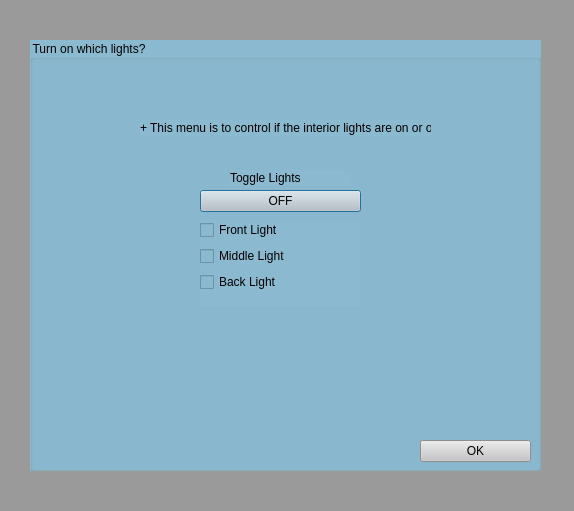
MarkE16/MyRaspberryPiCode, file interiorlights.ui: the form before one commit.
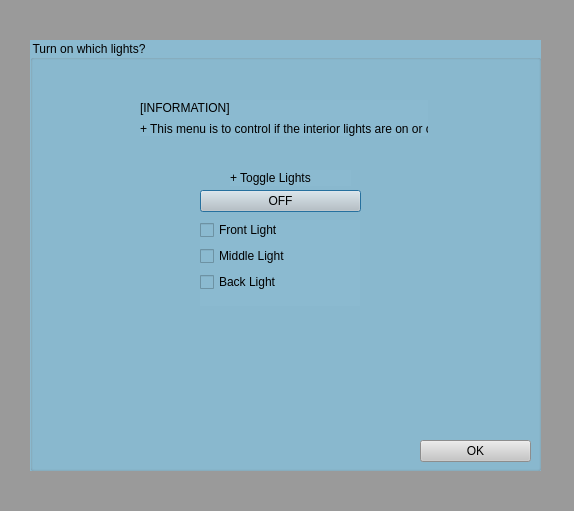
The form after the commit.

Diff of the .ui file:
```diff
--- a/interiorlights.ui
+++ b/interiorlights.ui
@@ -62,7 +62,7 @@
      <string notr="true">color: rgb(0, 0, 0);</string>
     </property>
     <property name="text">
-     <string>Toggle Lights</string>
+     <string>+ Toggle Lights</string>
     </property>
    </widget>
    <widget class="QWidget" name="verticalLayoutWidget">
@@ -150,18 +150,31 @@
      <string>OK</string>
     </property>
    </widget>
-   <widget class="QLabel" name="label_2">
+   <widget class="QWidget" name="">
     <property name="geometry">
      <rect>
       <x>110</x>
-      <y>80</y>
-      <width>291</width>
-      <height>16</height>
+      <y>60</y>
+      <width>288</width>
+      <height>36</height>
      </rect>
     </property>
+    <layout class="QVBoxLayout" name="verticalLayout_2">
+     <item>
+      <widget class="QLabel" name="label_3">
+       <property name="text">
+        <string>[INFORMATION]</string>
+       </property>
+      </widget>
+     </item>
+     <item>
+      <widget class="QLabel" name="label_2">
     <property name="text">
      <string>+ This menu is to control if the interior lights are on or off.</string>
     </property>
+      </widget>
+     </item>
+    </layout>
    </widget>
   </widget>
  </widget>
```
Lines whose indentation alone changed are shown as unchanged.
